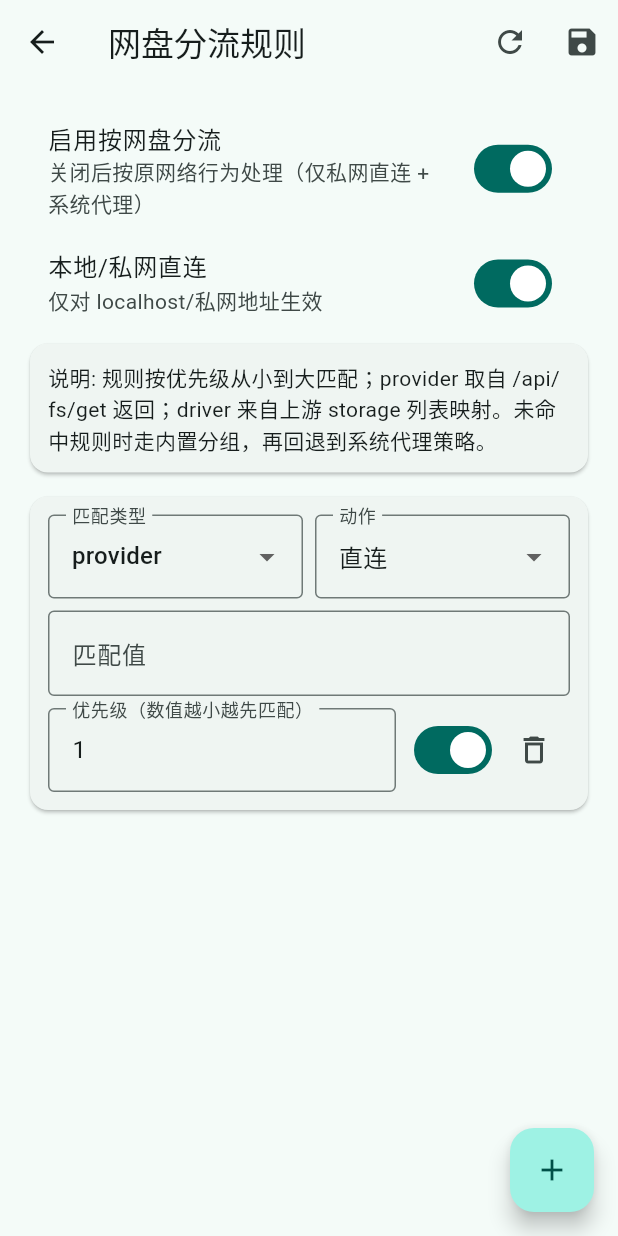
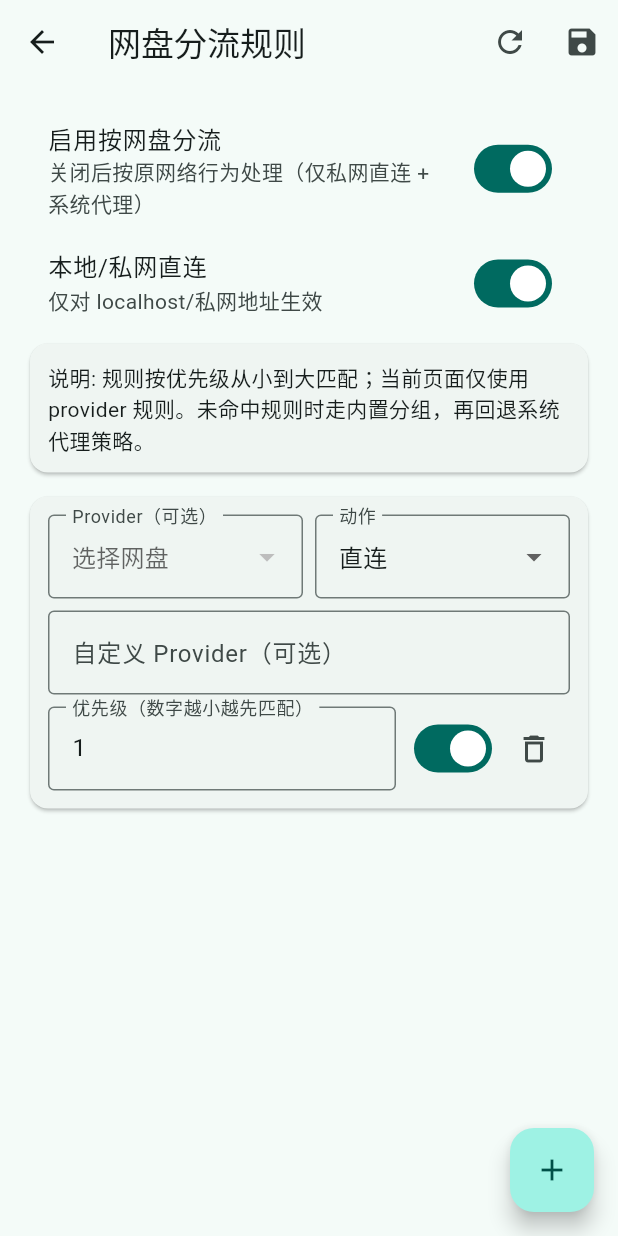
Before and after one commit to qingwo1991-debug/OpenList-Encrypt, a Flutter app: the ProviderRoutingPage screen opened directly with empty values, after a tap on the "add" icon, on a phone screen of 412 x 824 dp. Run offline on Flutter 3.47's test engine with Material 3 defaults, Android fonts, the phone set to English and light mode, and no system bars; our stand-ins replace dio, file_picker, flutter_highlight, flutter_local_notifications, flutter_svg, get and 5 more; missing offline and left inert: dart:ffi, fade_indexed_stack, flutter_inappwebview, open_file_manager; accounts and stored records are empty; network calls fail.

Commit message:
feat(ui): simplify provider routing rules with selectable provider list

```diff
--- a/lib/pages/encrypt/provider_routing_page.dart
+++ b/lib/pages/encrypt/provider_routing_page.dart
@@ -17,12 +17,32 @@ class _ProviderRoutingPageState extends State<ProviderRoutingPage> {
     sendTimeout: const Duration(seconds: 5),
   ));
 
+  static const Map<String, String> _providerZhMap = {
+    'aliyundriveopen': '阿里云盘',
+    'baidunetdisk': '百度网盘',
+    'baiduphoto': '百度相册',
+    'cloud189': '天翼云盘',
+    'cloud189pc': '天翼云盘PC',
+    'open123': '123网盘',
+    'pan115': '115网盘',
+    'quarkoruc': '夸克/UC网盘',
+    'weiyun': '微云',
+    'wps': 'WPS网盘',
+    'onedrive': 'OneDrive',
+    'onedriveapp': 'OneDrive App',
+    'googlephoto': 'Google Photos',
+    'mega': 'MEGA',
+    'mediafire': 'MediaFire',
+    'protondrive': 'Proton Drive',
+    'dropbox': 'Dropbox',
+    'github': 'GitHub',
+  };
+
   bool _loading = true;
   bool _saving = false;
   bool _enableLocalBypass = true;
   bool _enableRouting = true;
   List<String> _providerCandidates = [];
-  List<String> _driverCandidates = [];
   List<_RoutingRule> _rules = [];
 
   String get _baseUrl => 'http://127.0.0.1:${widget.proxyPort}';
@@ -31,6 +51,15 @@ class _ProviderRoutingPageState extends State<ProviderRoutingPage> {
   void initState() {
     super.initState();
     _loadAll();
+  }
+
+  String _providerLabel(String raw) {
+    final key = raw.trim().toLowerCase();
+    final zh = _providerZhMap[key];
+    if (zh == null || zh.isEmpty) {
+      return raw;
+    }
+    return '$raw ($zh)';
   }
 
   Future<void> _loadAll() async {
@@ -46,7 +75,9 @@ class _ProviderRoutingPageState extends State<ProviderRoutingPage> {
 
   Future<void> _loadConfig() async {
     final resp = await _dio.get('$_baseUrl/api/encrypt/v2/config');
-    final root = resp.data is Map<String, dynamic> ? resp.data as Map<String, dynamic> : const <String, dynamic>{};
+    final root = resp.data is Map<String, dynamic>
+        ? resp.data as Map<String, dynamic>
+        : const <String, dynamic>{};
     final data = root['data'] as Map<String, dynamic>?;
     final config = data?['config'] as Map<String, dynamic>?;
     if (config == null) return;
@@ -55,15 +86,18 @@ class _ProviderRoutingPageState extends State<ProviderRoutingPage> {
       final m = item.map((k, v) => MapEntry(k.toString(), v));
       return _RoutingRule(
         id: (m['id'] ?? '').toString(),
-        matchType: (m['matchType'] ?? 'provider').toString(),
-        matchValue: (m['matchValue'] ?? '').toString(),
+        // UI 仅保留 provider 规则，driver 规则自动收敛。
+        matchType: 'provider',
+        matchValue: (m['matchValue'] ?? '').toString().trim().toLowerCase(),
         action: (m['action'] ?? 'direct').toString(),
         enabled: m['enabled'] is bool ? m['enabled'] as bool : true,
         priority: int.tryParse((m['priority'] ?? 100).toString()) ?? 100,
       );
     }).toList();
     setState(() {
-      _enableLocalBypass = config['enableLocalBypass'] is bool ? config['enableLocalBypass'] as bool : true;
+      _enableLocalBypass = config['enableLocalBypass'] is bool
+          ? config['enableLocalBypass'] as bool
+          : true;
       _enableRouting = (config['routingMode'] ?? 'by_provider').toString() != 'off';
       _rules = rules;
     });
@@ -71,19 +105,28 @@ class _ProviderRoutingPageState extends State<ProviderRoutingPage> {
 
   Future<void> _loadCandidates() async {
     final resp = await _dio.get('$_baseUrl/api/encrypt/provider-routing-candidates');
-    final root = resp.data is Map<String, dynamic> ? resp.data as Map<String, dynamic> : const <String, dynamic>{};
+    final root = resp.data is Map<String, dynamic>
+        ? resp.data as Map<String, dynamic>
+        : const <String, dynamic>{};
     final data = root['data'] as Map<String, dynamic>?;
-    final providers = (data?['providers'] as List<dynamic>? ?? []).map((e) => e.toString()).toList();
-    final drivers = (data?['drivers'] as List<dynamic>? ?? []).map((e) => e.toString()).toList();
+    final providers = (data?['providers'] as List<dynamic>? ?? [])
+        .map((e) => e.toString().trim().toLowerCase())
+        .where((e) => e.isNotEmpty)
+        .toSet()
+        .toList()
+      ..sort();
     setState(() {
       _providerCandidates = providers;
-      _driverCandidates = drivers;
     });
   }
 
   Future<void> _save() async {
     setState(() => _saving = true);
     try {
+      final filteredRules = _rules
+          .where((e) => e.matchValue.trim().isNotEmpty)
+          .map((e) => e.toJson())
+          .toList();
       await _dio.post(
         '$_baseUrl/api/encrypt/v2/config',
         data: {
@@ -92,17 +135,19 @@ class _ProviderRoutingPageState extends State<ProviderRoutingPage> {
             'enableLocalBypass': _enableLocalBypass,
             'routingMode': _enableRouting ? 'by_provider' : 'off',
             'providerRuleSource': 'builtin+custom',
-            'providerRoutingRules': _rules.map((e) => e.toJson()).toList(),
+            'providerRoutingRules': filteredRules,
           }
         },
         options: Options(contentType: 'application/json'),
       );
       if (mounted) {
-        ScaffoldMessenger.of(context).showSnackBar(const SnackBar(content: Text('网盘分流规则已保存')));
+        ScaffoldMessenger.of(context)
+            .showSnackBar(const SnackBar(content: Text('网盘分流规则已保存')));
       }
     } catch (e) {
       if (mounted) {
-        ScaffoldMessenger.of(context).showSnackBar(SnackBar(content: Text('保存失败: $e')));
+        ScaffoldMessenger.of(context)
+            .showSnackBar(SnackBar(content: Text('保存失败: $e')));
       }
     } finally {
       if (mounted) setState(() => _saving = false);
@@ -114,7 +159,7 @@ class _ProviderRoutingPageState extends State<ProviderRoutingPage> {
       _rules.add(_RoutingRule(
         id: DateTime.now().millisecondsSinceEpoch.toString(),
         matchType: 'provider',
-        matchValue: '',
+        matchValue: _providerCandidates.isNotEmpty ? _providerCandidates.first : '',
         action: 'direct',
         enabled: true,
         priority: _rules.length + 1,
@@ -122,9 +167,34 @@ class _ProviderRoutingPageState extends State<ProviderRoutingPage> {
     });
   }
 
+  List<String> _candidateWithCurrent(String current) {
+    final list = <String>[];
+    list.addAll(_providerCandidates);
+    final c = current.trim().toLowerCase();
+    if (c.isNotEmpty && !list.contains(c)) {
+      list.insert(0, c);
+    }
+    return list;
+  }
+
+  Widget _buildProviderItem(String value) {
+    final label = _providerLabel(value);
+    return Tooltip(
+      message: label,
+      child: Text(
+        label,
+        maxLines: 1,
+        overflow: TextOverflow.ellipsis,
+      ),
+    );
+  }
+
   Widget _buildRuleCard(int index) {
     final rule = _rules[index];
-    final candidates = rule.matchType == 'driver' ? _driverCandidates : _providerCandidates;
+    final candidates = _candidateWithCurrent(rule.matchValue);
+    final dropdownValue = rule.matchValue.isEmpty
+        ? (candidates.isNotEmpty ? candidates.first : null)
+        : rule.matchValue;
     return Card(
       child: Padding(
         padding: const EdgeInsets.all(12),
@@ -134,15 +204,23 @@ class _ProviderRoutingPageState extends State<ProviderRoutingPage> {
               children: [
                 Expanded(
                   child: DropdownButtonFormField<String>(
-                    value: rule.matchType,
-                    decoration: const InputDecoration(labelText: '匹配类型'),
-                    items: const [
-                      DropdownMenuItem(value: 'provider', child: Text('provider')),
-                      DropdownMenuItem(value: 'driver', child: Text('driver')),
-                    ],
+                    value: dropdownValue,
+                    isExpanded: true,
+                    decoration: const InputDecoration(
+                      labelText: 'Provider（可选）',
+                      hintText: '选择网盘 Provider',
+                    ),
+                    items: candidates
+                        .map(
+                          (c) => DropdownMenuItem<String>(
+                            value: c,
+                            child: _buildProviderItem(c),
+                          ),
+                        )
+                        .toList(),
                     onChanged: (v) {
                       if (v == null) return;
-                      setState(() => rule.matchType = v);
+                      setState(() => rule.matchValue = v.trim().toLowerCase());
                     },
                   ),
                 ),
@@ -166,32 +244,19 @@ class _ProviderRoutingPageState extends State<ProviderRoutingPage> {
             const SizedBox(height: 8),
             TextFormField(
               initialValue: rule.matchValue,
-              decoration: InputDecoration(
-                labelText: '匹配值',
-                hintText: candidates.isNotEmpty ? '例如: ${candidates.first}' : '例如: onedrive / aliyundriveopen',
+              decoration: const InputDecoration(
+                labelText: '自定义 Provider（可选）',
+                hintText: '下拉没有时可手动输入',
               ),
               onChanged: (v) => rule.matchValue = v.trim().toLowerCase(),
             ),
-            if (candidates.isNotEmpty) ...[
-              const SizedBox(height: 8),
-              Wrap(
-                spacing: 6,
-                runSpacing: 6,
-                children: candidates.take(20).map((c) {
-                  return ActionChip(
-                    label: Text(c),
-                    onPressed: () => setState(() => rule.matchValue = c),
-                  );
-                }).toList(),
-              ),
-            ],
             const SizedBox(height: 8),
             Row(
               children: [
                 Expanded(
                   child: TextFormField(
                     initialValue: rule.priority.toString(),
-                    decoration: const InputDecoration(labelText: '优先级（数值越小越先匹配）'),
+                    decoration: const InputDecoration(labelText: '优先级（数字越小越先匹配）'),
                     keyboardType: TextInputType.number,
                     onChanged: (v) => rule.priority = int.tryParse(v) ?? 100,
                   ),
@@ -203,6 +268,7 @@ class _ProviderRoutingPageState extends State<ProviderRoutingPage> {
                 ),
                 IconButton(
                   icon: const Icon(Icons.delete_outline),
+                  tooltip: '删除规则',
                   onPressed: () => setState(() => _rules.removeAt(index)),
                 ),
               ],
@@ -219,8 +285,16 @@ class _ProviderRoutingPageState extends State<ProviderRoutingPage> {
       appBar: AppBar(
         title: const Text('网盘分流规则'),
         actions: [
-          IconButton(onPressed: _loadAll, icon: const Icon(Icons.refresh), tooltip: '刷新'),
-          IconButton(onPressed: _saving ? null : _save, icon: const Icon(Icons.save), tooltip: '保存'),
+          IconButton(
+            onPressed: _loadAll,
+            icon: const Icon(Icons.refresh),
+            tooltip: '刷新',
+          ),
+          IconButton(
+            onPressed: _saving ? null : _save,
+            icon: const Icon(Icons.save),
+            tooltip: '保存',
+          ),
         ],
       ),
       floatingActionButton: FloatingActionButton(
@@ -248,7 +322,7 @@ class _ProviderRoutingPageState extends State<ProviderRoutingPage> {
                   child: Padding(
                     padding: EdgeInsets.all(12),
                     child: Text(
-                      '说明: 规则按优先级从小到大匹配；provider 取自 /api/fs/get 返回；driver 来自上游 storage 列表映射。未命中规则时走内置分组，再回退到系统代理策略。',
+                      '说明: 规则按优先级从小到大匹配；当前页面仅使用 provider 规则。未命中规则时走内置分组，再回退系统代理策略。',
                     ),
                   ),
                 ),
@@ -257,7 +331,7 @@ class _ProviderRoutingPageState extends State<ProviderRoutingPage> {
                   const Card(
                     child: Padding(
                       padding: EdgeInsets.all(12),
-                      child: Text('暂无规则，可点击右下角 + 添加。'),
+                      child: Text('暂无规则，可点击右下角 + 添加。每条规则都支持删除。'),
                     ),
                   ),
                 ...List.generate(_rules.length, _buildRuleCard),
@@ -287,8 +361,8 @@ class _RoutingRule {
   Map<String, dynamic> toJson() {
     return {
       'id': id,
-      'matchType': matchType,
-      'matchValue': matchValue,
+      'matchType': 'provider',
+      'matchValue': matchValue.trim().toLowerCase(),
       'action': action,
       'enabled': enabled,
       'priority': priority,
```
